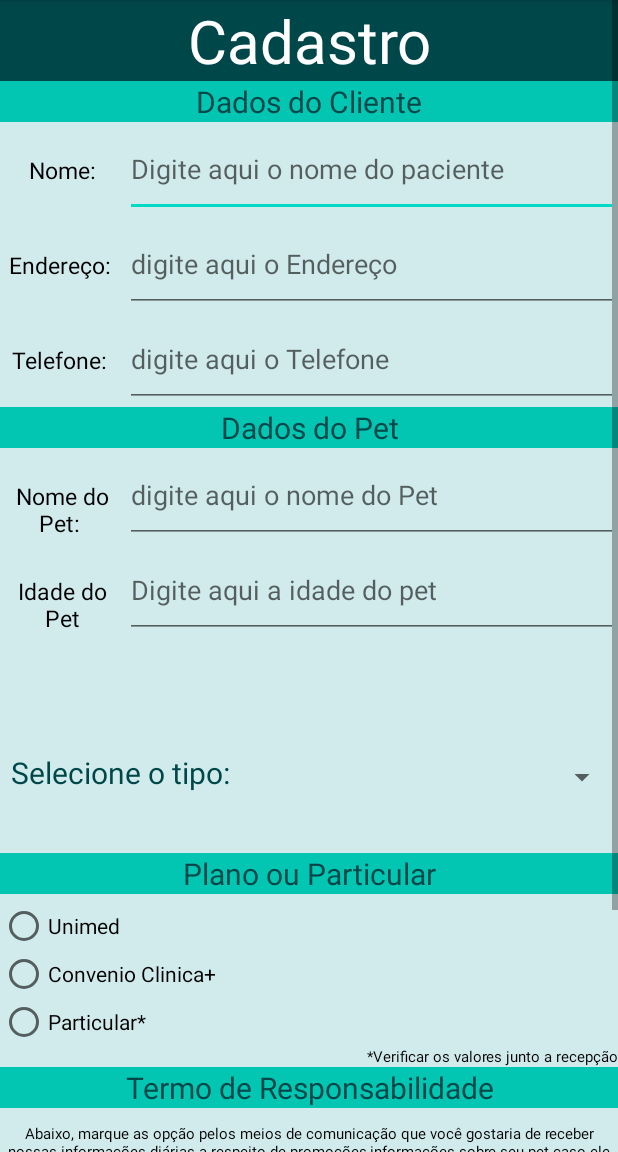
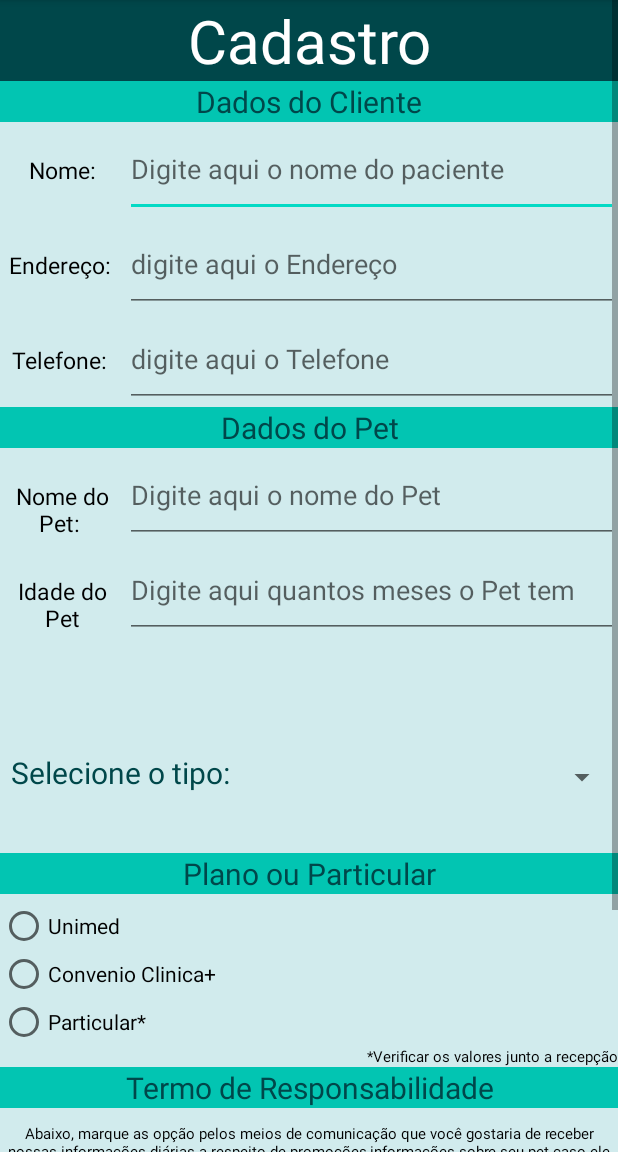
Before and after one commit to juniorcramos/Consultas-Clinica-Visao, an Android app: the screen it shows after launch (activity_cadastrar_cliente), after a tap on "CADASTRAR CLIENTE", on a phone screen of 412 x 824 dp, the part 84-1236 px from its top. Run offline under Robolectric (Android 15) with nearby library versions, the phone set to English and light mode, and no system bars.

Commit message:
Mais uma tentativa

```diff
--- a/app/src/main/java/junior/ramos/consultas/MainActivity.java
+++ b/app/src/main/java/junior/ramos/consultas/MainActivity.java
@@ -18,8 +18,9 @@ public class MainActivity extends AppCompatActivity {
         setContentView(R.layout.activity_main);
 
         //criando a iteração de clicar no botão e ir para a proxima tela
-        btCadastrarCliente = findViewById(R.id.buttonCadastrarCliente);
+        btCadastrarCliente = findViewById(R.id.btCadastrarCliente);
         btVisualizarCadastros = findViewById(R.id.btVisualizarCadastros);
+
         btCadastrarCliente.setOnClickListener(new View.OnClickListener() {
             @Override
             public void onClick(View view) {
@@ -27,6 +28,7 @@ public class MainActivity extends AppCompatActivity {
                 startActivity(intent);
             }
         });
+
         btVisualizarCadastros.setOnClickListener(new View.OnClickListener() {
             @Override
             public void onClick(View view) {
--- a/app/src/main/java/junior/ramos/consultas/activity_cadastrar_cliente.java
+++ b/app/src/main/java/junior/ramos/consultas/activity_cadastrar_cliente.java
@@ -4,28 +4,24 @@ import android.content.DialogInterface;
 import android.support.v7.app.AlertDialog;
 import android.support.v7.app.AppCompatActivity;
 import android.os.Bundle;
+import android.widget.ArrayAdapter;
 import android.widget.Button;
 import android.widget.EditText;
+import android.widget.ListView;
+import android.widget.Spinner;
 
 import java.util.List;
 
 public class activity_cadastrar_cliente extends AppCompatActivity {
 
-    private Button btnAdicionar;
+    Spinner spTipos;
 
     @Override
     protected void onCreate(Bundle savedInstanceState) {
         super.onCreate(savedInstanceState);
         setContentView(R.layout.activity_cadastrar_cliente);
-    }
 
-    private void carregarTipo(){
-        Tipo tipo = new Tipo(0,"Selecione o Tipo");
 
     }
 
-    private void cadastrarTipo(){
-
-
-    }
 }
--- a/app/src/main/res/layout/activity_cadastrar_cliente.xml
+++ b/app/src/main/res/layout/activity_cadastrar_cliente.xml
@@ -165,7 +165,7 @@
                         android:layout_height="match_parent"
                         android:layout_weight="1"
                         android:ems="10"
-                        android:hint="digite aqui o nome do Pet"
+                        android:hint="Digite aqui o nome do Pet"
                         android:inputType="text" />
                 </LinearLayout>
 
@@ -190,7 +190,7 @@
                         android:layout_height="match_parent"
                         android:layout_weight="1"
                         android:ems="10"
-                        android:hint="@string/digite_aqui_a_idade_do_pet"
+                        android:hint="Digite aqui quantos meses o Pet tem"
                         android:inputType="number" />
                 </LinearLayout>
 
@@ -217,13 +217,12 @@
                         android:textSize="20dp" />
 
                     <Spinner
-                        android:id="@+id/spinnerHorarios"
+                        android:id="@+id/spTipos"
                         android:layout_width="match_parent"
                         android:layout_height="34dp"
                         android:layout_gravity="center|start|center_horizontal|top"
                         android:dropDownSelector="@android:drawable/btn_dropdown"
-                        android:gravity="center"
-                        tools:ignore="SpeakableTextPresentCheck" />
+                        android:gravity="center" />
 
                 </LinearLayout>
 
@@ -337,7 +336,6 @@
                     android:textSize="25dp"
                     android:text="SALVAR"
                     android:textColor="@color/cardview_light_background" />
-
             </LinearLayout>
         </LinearLayout>
     </LinearLayout>
--- a/app/src/main/res/layout/activity_main.xml
+++ b/app/src/main/res/layout/activity_main.xml
@@ -23,7 +23,7 @@
         tools:layout_editor_absoluteY="0dp" />
 
     <Button
-        android:id="@+id/buttonCadastrarCliente"
+        android:id="@+id/btCadastrarCliente"
         style="@style/Widget.AppCompat.Button.Colored"
         android:layout_width="230dp"
         android:layout_height="65dp"
@@ -71,7 +71,7 @@
         android:textAlignment="center"
         android:textColor="#00474A"
         android:textSize="20dp"
-        app:layout_constraintBottom_toTopOf="@+id/buttonCadastrarCliente"
+        app:layout_constraintBottom_toTopOf="@+id/btCadastrarCliente"
         app:layout_constraintEnd_toEndOf="parent"
         app:layout_constraintHorizontal_bias="0.0"
         app:layout_constraintStart_toStartOf="parent"
--- a/app/src/main/res/values/strings.xml
+++ b/app/src/main/res/values/strings.xml
@@ -91,8 +91,6 @@
         "when a user tries to pick up one of cards.\n\n"
     </string>
     <string name="action_settings">Settings</string>
-    <string name="idade">Idade:</string>
-    <string name="digite_aqui_a_idade_do_pet">Digite aqui a idade do pet</string>
-    <string name="selecione_um_horario">Selecione um Horário</string>
+    <string name="editTextIdade">Digite aqui a idade do pet</string>
     <string name="Aceite">Abaixo, marque as opção pelos meios de comunicação que você gostaria de receber nossas informações diárias a respeito de promoções,informações sobre seu pet caso ele fique sob nossos cuidados, entre outros avisos.</string>
 </resources>
```
Also changed, not shown: app/src/main/java/junior/ramos/consultas/Tipo.java (+5 -2 lines).
